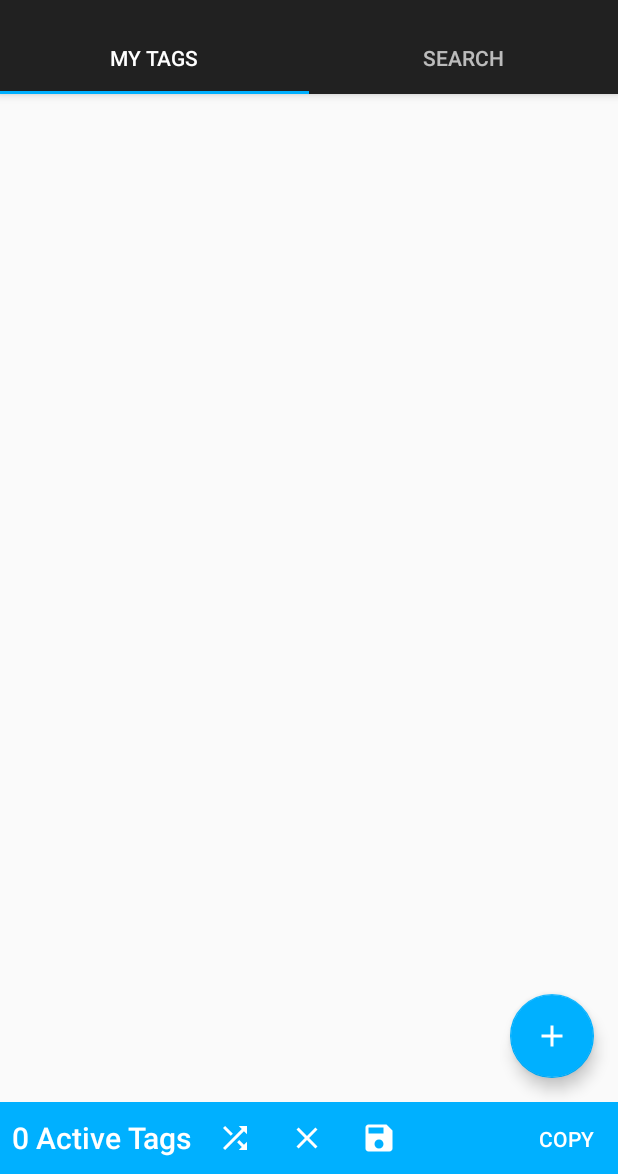
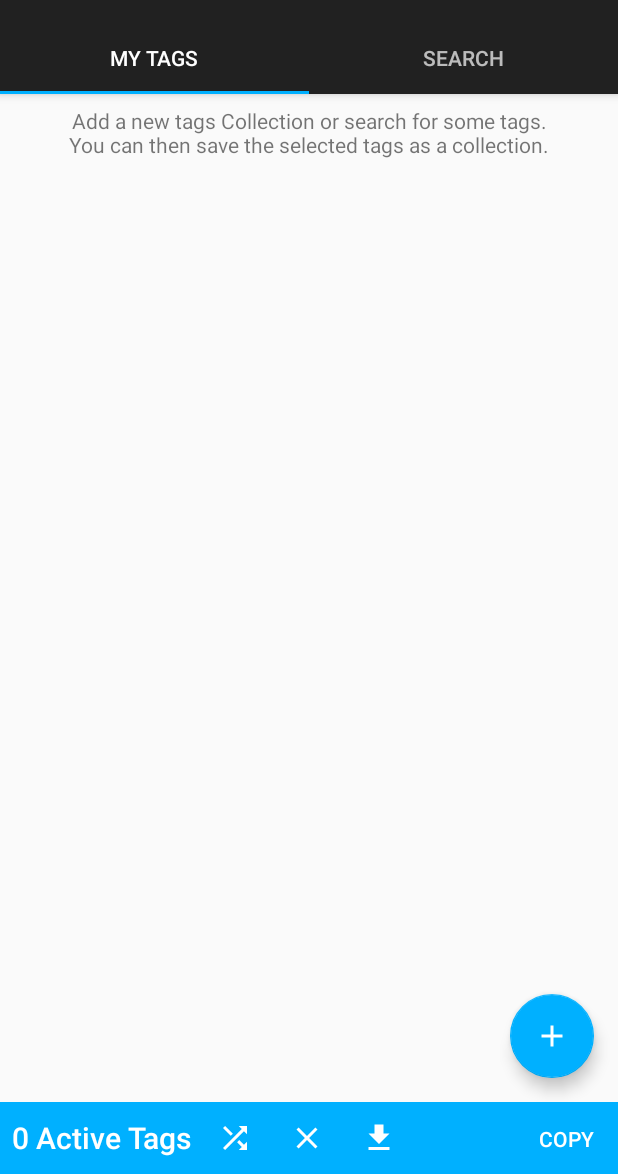
Before and after one commit to duiker101/TagsPro, an Android app: the screen it shows after launch (MainActivity), on a phone screen of 412 x 824 dp, the part 62-1236 px from its top. Run offline under Robolectric (Android 15) with nearby library versions, the phone set to English and light mode, and no system bars; our stand-ins replace AdMob, EventBus, FlexboxLayout, RxJava; pictures from the network do not load; 3 statements that could not run were skipped.

Commit message:
empty state for collections, new strings and icon for save

```diff
--- a/app/build.gradle
+++ b/app/build.gradle
@@ -49,6 +49,7 @@ dependencies {
     implementation 'io.reactivex.rxjava2:rxjava:2.1.9'
     implementation 'org.greenrobot:eventbus:3.1.1'
     implementation 'org.apache.commons:commons-io:1.3.2'
+//    implementation 'com.github.florent37:tutoshowcase:1.0.3'
     testImplementation 'junit:junit:4.12'
     androidTestImplementation 'com.android.support.test:runner:1.0.2'
     androidTestImplementation 'com.android.support.test.espresso:espresso-core:3.0.2'
--- /dev/null
+++ b/app/src/debug/res/values/strings.xml
@@ -0,0 +1,4 @@
+<?xml version="1.0" encoding="utf-8"?>
+<resources>
+    <string name="app_name">Debug</string>
+</resources>
--- a/app/src/main/java/net/duiker101/tagspro/tagspro/MainActivity.kt
+++ b/app/src/main/java/net/duiker101/tagspro/tagspro/MainActivity.kt
@@ -24,6 +24,7 @@ import net.duiker101.tagspro.tagspro.main.TagCollectionsFragment
 import net.duiker101.tagspro.tagspro.search.SearchTagsFragment
 import org.greenrobot.eventbus.EventBus
 import java.util.*
+
 
 /**
  * Entry point of the app
@@ -57,7 +58,7 @@ class MainActivity : AppCompatActivity() {
             startActivityForResult(Intent(this, EditCollectionActivity::class.java), REQUEST_CREATE_COLLECTION)
         }
 
-        pagerAdapter = MainPagerAdapter(supportFragmentManager)
+        pagerAdapter = MainPagerAdapter(supportFragmentManager, getString(R.string.tags_collection_default_msg), "")
         pager.adapter = pagerAdapter
         pager.addOnPageChangeListener(BasePagerListener { position ->
             // if we select the search hide the fab and show the search
@@ -90,6 +91,19 @@ class MainActivity : AppCompatActivity() {
         } else {
             adView.loadAd(AdRequest.Builder().build())
         }
+
+
+//        TutoShowcase.from(this)
+//                .setContentView(R.layout.tutorial)
+//                .on(R.id.) //a view in actionbar
+//                .addCircle()
+//                .withBorder()
+//                .onClick(View.OnClickListener {
+//                    //custom action
+//                })
+//                .on(R.id.swipable)
+//                .displaySwipableRight()
+//                .show()
     }
 
     override fun onActivityResult(requestCode: Int, resultCode: Int, data: Intent?) {
@@ -117,6 +131,9 @@ class MainActivity : AppCompatActivity() {
     override fun onOptionsItemSelected(item: MenuItem): Boolean {
         if (item.itemId == R.id.action_settings) {
             startActivity(Intent(this, SettingsActivity::class.java))
+            return true
+        } else if (item.itemId == R.id.action_collapse) {
+            pagerAdapter.collectionsFragment.collapseAll()
             return true
         }
         return super.onOptionsItemSelected(item)
@@ -189,9 +206,9 @@ class MainActivity : AppCompatActivity() {
     }
 }
 
-class MainPagerAdapter(fm: FragmentManager) : FragmentStatePagerAdapter(fm) {
-    val collectionsFragment = TagCollectionsFragment()
-    val searchFragment = SearchTagsFragment()
+class MainPagerAdapter(fm: FragmentManager, tagsMsg: String, searchMsg: String) : FragmentStatePagerAdapter(fm) {
+    val collectionsFragment = TagCollectionsFragment.newInstance(tagsMsg)
+    val searchFragment = SearchTagsFragment.newInstance(searchMsg)
 
     override fun getCount(): Int = 2
 
@@ -208,4 +225,5 @@ class MainPagerAdapter(fm: FragmentManager) : FragmentStatePagerAdapter(fm) {
             return "Search"
         return ""
     }
+
 }
--- a/app/src/main/java/net/duiker101/tagspro/tagspro/api/TagPersistance.kt
+++ b/app/src/main/java/net/duiker101/tagspro/tagspro/api/TagPersistance.kt
@@ -88,4 +88,9 @@ object ExpansionPersistance {
             it.write(json.toByteArray())
         }
     }
+
+    fun collapseAll(context: Context) {
+        expansions.keys.forEach { expansions[it] = false }
+        save(context, expansions)
+    }
 }
--- a/app/src/main/java/net/duiker101/tagspro/tagspro/main/CollectionViewHolder.kt
+++ b/app/src/main/java/net/duiker101/tagspro/tagspro/main/CollectionViewHolder.kt
@@ -155,3 +155,5 @@ class CollectionHolder(val view: View) : RecyclerView.ViewHolder(view) {
         }
     }
 }
+
+class ViewHolder(val view: View) : RecyclerView.ViewHolder(view)
--- a/app/src/main/java/net/duiker101/tagspro/tagspro/main/TagCollectionsAdapter.kt
+++ b/app/src/main/java/net/duiker101/tagspro/tagspro/main/TagCollectionsAdapter.kt
@@ -5,6 +5,7 @@ import android.content.Context
 import android.support.v7.widget.RecyclerView
 import android.view.LayoutInflater
 import android.view.ViewGroup
+import android.widget.TextView
 import com.google.android.flexbox.FlexDirection
 import com.google.android.flexbox.FlexboxLayoutManager
 import kotlinx.android.synthetic.main.content_tag_collection.view.*
@@ -13,16 +14,22 @@ import net.duiker101.tagspro.tagspro.api.TagCollection
 
 /**
  * Adapter to show the cards that contain the Tags
- * TODO empty state for the collections adapter
  */
 class TagCollectionsAdapter(
-        context: Context, val collections: ArrayList<TagCollection>
-) : RecyclerView.Adapter<CollectionHolder>() {
+        context: Context,
+        val collections: ArrayList<TagCollection>,
+        private val defaultMsg: String
+        ) : RecyclerView.Adapter<RecyclerView.ViewHolder>() {
 
     /**
      * this viewPool contains the TagViews that can be shared between the cards
      */
     private val viewPool = RecyclerView.RecycledViewPool()
+
+    companion object {
+        const val TYPE_DEFAULT = 614
+        const val TYPE_COLLECTION = 615
+    }
 
     init {
 
@@ -36,7 +43,8 @@ class TagCollectionsAdapter(
 //            viewPool.putRecycledView(tagsAdapter.createViewHolder(view, TagsAdapter.TYPE_TAG))
     }
 
-    override fun onCreateViewHolder(parent: ViewGroup, viewType: Int): CollectionHolder {
+    override fun onCreateViewHolder(parent: ViewGroup, viewType: Int): RecyclerView.ViewHolder {
+        if (viewType == TYPE_COLLECTION) {
             val view = LayoutInflater
                     .from(parent.context)
                     .inflate(R.layout.listitem_tag_collection, parent, false)
@@ -52,12 +60,25 @@ class TagCollectionsAdapter(
             view.recycler.recycledViewPool = viewPool
 
             return CollectionHolder(view)
+        } else {
+            return ViewHolder(LayoutInflater.from(parent.context).inflate(R.layout.listitem_default_text, parent, false))
+        }
     }
 
-    override fun onBindViewHolder(holder: CollectionHolder, position: Int) {
+    override fun onBindViewHolder(holder: RecyclerView.ViewHolder, position: Int) {
+        if (holder.itemViewType == TYPE_COLLECTION) {
             val collection = collections[position]
-        holder.bind(collection, position, this)
+            (holder as CollectionHolder).bind(collection, position, this)
+        } else if (holder.itemViewType == TYPE_DEFAULT) {
+            ((holder as ViewHolder).view as TextView).text = defaultMsg
+        }
     }
 
-    override fun getItemCount() = collections.size
+    override fun getItemCount(): Int {
+        return if (collections.size == 0) 1 else collections.size
     }
+
+    override fun getItemViewType(position: Int): Int {
+        return if (position == 0 && collections.size == 0) TYPE_DEFAULT else TYPE_COLLECTION
+    }
+}
--- a/app/src/main/java/net/duiker101/tagspro/tagspro/main/TagCollectionsFragment.kt
+++ b/app/src/main/java/net/duiker101/tagspro/tagspro/main/TagCollectionsFragment.kt
@@ -12,6 +12,7 @@ import kotlinx.android.synthetic.main.content_tag_collection.view.*
 import kotlinx.android.synthetic.main.fragment_main.*
 import net.duiker101.tagspro.tagspro.MainActivity
 import net.duiker101.tagspro.tagspro.R
+import net.duiker101.tagspro.tagspro.api.ExpansionPersistance
 import net.duiker101.tagspro.tagspro.api.Tag
 import net.duiker101.tagspro.tagspro.api.TagCollection
 import net.duiker101.tagspro.tagspro.api.TagPersistance
@@ -24,8 +25,20 @@ import org.greenrobot.eventbus.ThreadMode
 
 open class TagCollectionsFragment : Fragment() {
 
+    companion object {
+        fun newInstance(defaultMsg: String): TagCollectionsFragment {
+            val args = Bundle()
+            args.putString("msg", defaultMsg)
+            val fragment = TagCollectionsFragment()
+            fragment.arguments = args
+            return fragment
+        }
+    }
+
+
     val collections = ArrayList<TagCollection>()
     lateinit var adapter: RecyclerView.Adapter<*>
+    var defaultMsg = ""
 
     override fun onCreateView(inflater: LayoutInflater, container: ViewGroup?, savedInstanceState: Bundle?): View {
         return inflater.inflate(R.layout.fragment_main, container, false)
@@ -36,13 +49,17 @@ open class TagCollectionsFragment : Fragment() {
     override fun onViewCreated(view: View, savedInstanceState: Bundle?) {
         super.onViewCreated(view, savedInstanceState)
 
+        if(arguments?.containsKey("msg") == true){
+            defaultMsg = arguments!!.getString("msg")
+        }
+
         loadTags()
 
         viewManager = LinearLayoutManager(activity)
         viewManager.recycleChildrenOnDetach = true
         recycler.layoutManager = viewManager
 
-        adapter = TagCollectionsAdapter(context!!, collections)
+        adapter = TagCollectionsAdapter(context!!, collections,defaultMsg)
         recycler.adapter = adapter
 
         // this listeners makes hide and shows the FAB when the recycler is scrolled
@@ -151,4 +168,11 @@ open class TagCollectionsFragment : Fragment() {
         updateCollectionSelection(collection)
         adapter.notifyItemInserted(collections.size - 1)
     }
+
+    fun collapseAll() {
+        if (context != null) {
+            ExpansionPersistance.collapseAll(context!!)
+            adapter.notifyDataSetChanged()
+        }
+    }
 }
--- a/app/src/main/java/net/duiker101/tagspro/tagspro/search/SearchTagsFragment.kt
+++ b/app/src/main/java/net/duiker101/tagspro/tagspro/search/SearchTagsFragment.kt
@@ -1,5 +1,6 @@
 package net.duiker101.tagspro.tagspro.search
 
+import android.os.Bundle
 import android.support.design.widget.Snackbar
 import android.view.View
 import io.reactivex.android.schedulers.AndroidSchedulers
@@ -16,6 +17,16 @@ import kotlin.collections.HashMap
 
 
 class SearchTagsFragment : TagCollectionsFragment() {
+
+    companion object {
+        fun newInstance(defaultMsg: String): SearchTagsFragment {
+            val args = Bundle()
+            args.putString("msg", defaultMsg)
+            val fragment = SearchTagsFragment()
+            fragment.arguments = args
+            return fragment
+        }
+    }
 
     /**
      * We override this to stop the saved tags from loading
--- a/app/src/main/res/drawable/ic_save_white_24dp.xml
+++ b/app/src/main/res/drawable/ic_save_white_24dp.xml
@@ -1,5 +1,5 @@
 <vector android:height="24dp" android:tint="#FFFFFF"
     android:viewportHeight="24.0" android:viewportWidth="24.0"
     android:width="24dp" xmlns:android="http://schemas.android.com/apk/res/android">
-    <path android:fillColor="#FF000000" android:pathData="M17,3L5,3c-1.11,0 -2,0.9 -2,2v14c0,1.1 0.89,2 2,2h14c1.1,0 2,-0.9 2,-2L21,7l-4,-4zM12,19c-1.66,0 -3,-1.34 -3,-3s1.34,-3 3,-3 3,1.34 3,3 -1.34,3 -3,3zM15,9L5,9L5,5h10v4z"/>
+    <path android:fillColor="#FF000000" android:pathData="M19,9h-4V3H9v6H5l7,7 7,-7zM5,18v2h14v-2H5z"/>
 </vector>
--- a/app/src/main/res/layout/listitem_default_text.xml
+++ b/app/src/main/res/layout/listitem_default_text.xml
@@ -1,5 +1,6 @@
 <?xml version="1.0" encoding="utf-8"?>
 <TextView xmlns:android="http://schemas.android.com/apk/res/android"
-    android:layout_width="wrap_content"
+    android:layout_width="match_parent"
+    android:gravity="center"
     android:layout_height="wrap_content"
     android:layout_margin="8dp" />
--- /dev/null
+++ b/app/src/main/res/layout/tutorial.xml
@@ -0,0 +1,6 @@
+<?xml version="1.0" encoding="utf-8"?>
+<android.support.constraint.ConstraintLayout
+    xmlns:android="http://schemas.android.com/apk/res/android" android:layout_width="match_parent"
+    android:layout_height="match_parent">
+
+</android.support.constraint.ConstraintLayout>
--- a/app/src/main/res/menu/menu_main.xml
+++ b/app/src/main/res/menu/menu_main.xml
@@ -7,4 +7,10 @@
         android:orderInCategory="100"
         android:title="@string/action_settings"
         app:showAsAction="never" />
+
+    <item
+        android:id="@+id/action_collapse"
+        android:orderInCategory="100"
+        android:title="@string/action_collapse_all"
+        app:showAsAction="never" />
 </menu>
--- a/app/src/main/res/values/strings.xml
+++ b/app/src/main/res/values/strings.xml
@@ -8,7 +8,7 @@
     <string name="open_instagram">Open Instagram</string>
     <string name="copy_successful">%d Tags copied to your clipboard</string>
     <string name="active_tags_count">%d Active Tags</string>
-    <string name="default_no_tag_in_group">No tags in this group</string>
+    <string name="default_no_tag_in_group">No tags in this collection</string>
     <string name="default_no_active_tags">No active Tags. Click on a tag to activate it</string>
     <string name="edit_collection">Edit Collection</string>
     <string name="tags_count">%d Tags</string>
@@ -42,4 +42,6 @@
     <string name="search_error">Error while searching, please try again</string>
     <string name="export_successs">Export successful</string>
     <string name="import_success">Import successful</string>
+    <string name="action_collapse_all">Collapse All</string>
+    <string name="tags_collection_default_msg">Add a new tags Collection or search for some tags.\nYou can then save the selected tags as a collection.</string>
 </resources>
```
Lines whose indentation alone changed are shown as unchanged.
